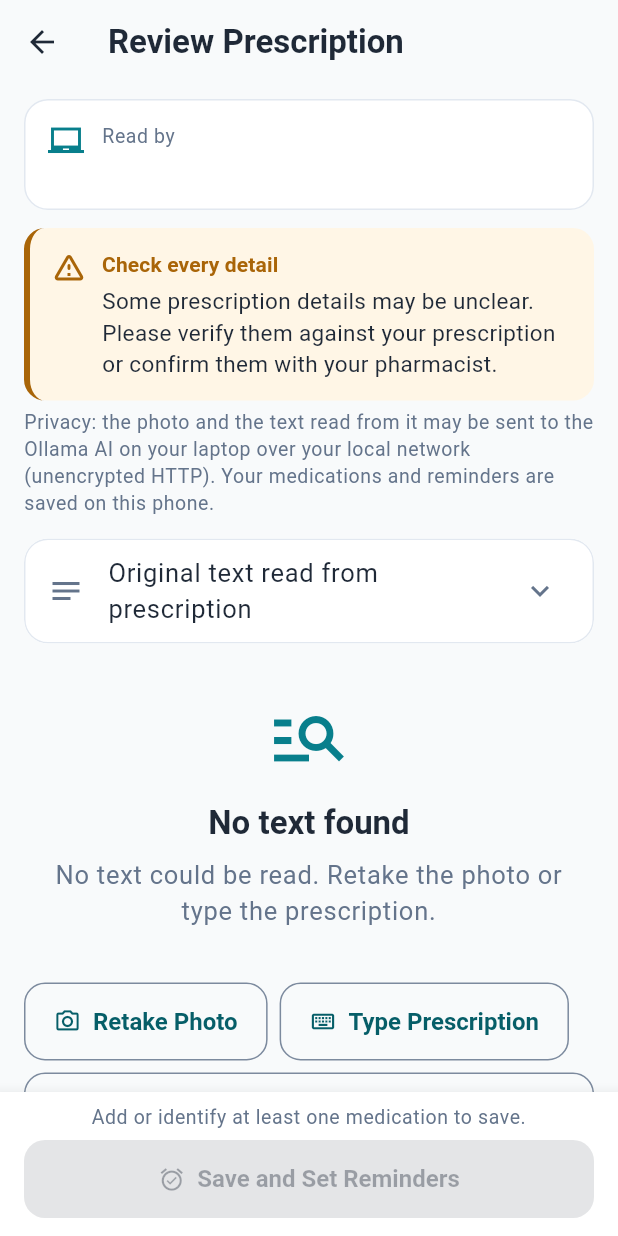
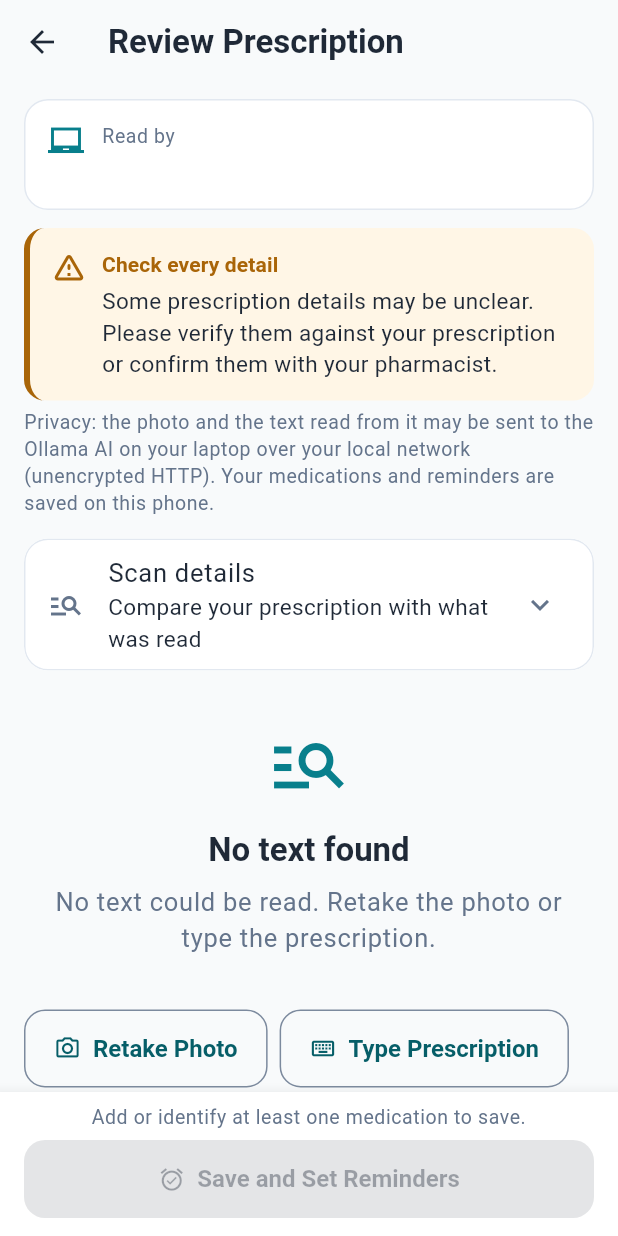
Before and after one commit to danielcanatoy/inom-na, a Flutter app: the ConfirmScreen screen opened directly with empty values, on a phone screen of 412 x 824 dp. Run offline on Flutter 3.47's test engine with Material 3 defaults, Android fonts, the phone set to English and light mode, and no system bars; our stand-ins replace flutter_local_notifications, image_picker, shared_preferences, timezone; missing offline and left inert: google_mlkit_text_recognition; accounts and stored records are empty.

```diff
--- a/lib/main.dart
+++ b/lib/main.dart
@@ -1,6 +1,9 @@
+import 'dart:async';
+
 import 'package:flutter/material.dart';
 
 import 'screens/home_screen.dart';
+import 'services/ocr_probe.dart';
 import 'services/scheduler.dart';
 import 'services/store.dart';
 import 'ui/app_strings.dart';
@@ -11,6 +14,8 @@ Future<void> main() async {
   await Store.init();
   await Scheduler.init();
   runApp(const InomNaApp());
+  // Debug builds only: measures OCR on developer-placed synthetic images.
+  unawaited(OcrProbe.runIfPresent());
 }
 
 class InomNaApp extends StatelessWidget {
--- a/lib/screens/confirm_screen.dart
+++ b/lib/screens/confirm_screen.dart
@@ -1,3 +1,5 @@
+import 'dart:io';
+
 import 'package:flutter/material.dart';
 
 import '../models/medicine.dart';
@@ -18,7 +20,19 @@ enum ScanRetry { photo, type }
 
 /// Every prescription field and the resulting schedule must be reviewed.
 class ConfirmScreen extends StatefulWidget {
-  const ConfirmScreen({super.key, required this.result, required this.rawText});
+  const ConfirmScreen({
+    super.key,
+    required this.result,
+    required this.rawText,
+    this.imagePath,
+    this.ocrRaw,
+  });
+
+  /// The temporary photo from this scan (shown only on this screen).
+  final String? imagePath;
+
+  /// ML Kit's own text order, for comparison with the processed [rawText].
+  final String? ocrRaw;
   final ParseResult result;
   final String rawText;
   @override
@@ -152,6 +166,150 @@ class _ConfirmScreenState extends State<ConfirmScreen> {
 
   bool get _usedLaptopAi => widget.result.source != RxParser.srcOffline;
 
+  bool _showRawOcr = false;
+
+  /// Developer/tester view: the photo, ML Kit's raw text vs. the processed
+  /// (reading-order) text, what was found and what is still missing. Shown
+  /// only here; nothing is logged, uploaded or kept.
+  Widget _scanDetails(TextTheme textTheme) {
+    final image = widget.imagePath == null ? null : File(widget.imagePath!);
+    final hasRaw = widget.ocrRaw != null &&
+        widget.ocrRaw!.trim().isNotEmpty &&
+        widget.ocrRaw!.trim() != widget.rawText.trim();
+    final shown = _showRawOcr && hasRaw ? widget.ocrRaw! : widget.rawText;
+    return Padding(
+      padding: const EdgeInsets.fromLTRB(16, 0, 16, 16),
+      child: Column(crossAxisAlignment: CrossAxisAlignment.start, children: [
+        if (image != null && image.existsSync()) ...[
+          Text('Photo (pinch to zoom)', style: textTheme.bodySmall),
+          const SizedBox(height: 4),
+          ClipRRect(
+            borderRadius: BorderRadius.circular(AppTheme.radius),
+            child: SizedBox(
+              height: 260,
+              width: double.infinity,
+              child: InteractiveViewer(
+                maxScale: 5,
+                child: Image.file(image, fit: BoxFit.contain),
+              ),
+            ),
+          ),
+          const SizedBox(height: 10),
+        ],
+        if (hasRaw) ...[
+          SegmentedButton<bool>(
+            segments: const [
+              ButtonSegment(value: false, label: Text('Processed text')),
+              ButtonSegment(value: true, label: Text('Raw ML Kit text')),
+            ],
+            selected: {_showRawOcr},
+            onSelectionChanged: (v) => setState(() => _showRawOcr = v.first),
+          ),
+          const SizedBox(height: 6),
+          Text(
+              _showRawOcr
+                  ? 'Raw: the order ML Kit returned the text in.'
+                  : 'Processed: lines regrouped in reading order (rows top '
+                      'to bottom, left to right). Used for reading.',
+              style: textTheme.bodySmall),
+        ] else
+          Text('Text that was read', style: textTheme.bodySmall),
+        const SizedBox(height: 6),
+        Container(
+          width: double.infinity,
+          padding: const EdgeInsets.all(12),
+          decoration: BoxDecoration(
+            color: AppColors.background,
+            borderRadius: BorderRadius.circular(AppTheme.radius),
+            border: Border.all(color: AppColors.divider),
+          ),
+          child: SelectableText(shown.trim().isEmpty ? '(none)' : shown),
+        ),
+        if (widget.result.diagnostics != null) ...[
+          const SizedBox(height: 6),
+          Text(widget.result.diagnostics!.summary, style: textTheme.bodySmall),
+        ],
+        const SizedBox(height: 10),
+        Text('What was found', style: textTheme.titleSmall),
+        if (_meds.isEmpty)
+          Text('No medicine identified.', style: textTheme.bodyMedium),
+        for (final m in _meds)
+          Padding(
+            padding: const EdgeInsets.only(top: 4),
+            child: Text(
+                '•  ${'${m.name} ${m.dose}'.trim().isEmpty ? '(no name)' : '${m.name} ${m.dose}'.trim()}: '
+                '${_errors(m).isEmpty ? 'all required fields filled' : '${_errors(m).length} field(s) still to fix'}',
+                style: textTheme.bodyMedium),
+          ),
+        if (_meds.isNotEmpty) ...[
+          const SizedBox(height: 10),
+          TextField(
+            controller: _textCtrl,
+            minLines: 3,
+            maxLines: 10,
+            decoration: const InputDecoration(
+              labelText: 'Correct the text, then read it again',
+              alignLabelWithHint: true,
+            ),
+          ),
+          const SizedBox(height: 8),
+          SizedBox(
+            width: double.infinity,
+            child: OutlinedButton.icon(
+                onPressed: _replaceFromText,
+                icon: const Icon(Icons.refresh),
+                label: const Text('Read Corrected Text')),
+          ),
+        ],
+      ]),
+    );
+  }
+
+  /// Re-reads the corrected text on this phone and replaces the medicines
+  /// from this scan (after confirmation if any were already verified).
+  Future<void> _replaceFromText() async {
+    final result = RxParser.readOnPhone(_textCtrl.text);
+    if (result.meds.isEmpty) {
+      _message('No medicine was identified in the corrected text. Your '
+          'current medicines were kept.');
+      return;
+    }
+    if (_verified.isNotEmpty) {
+      final ok = await showDialog<bool>(
+        context: context,
+        builder: (c) => AlertDialog(
+          title: const Text('Replace the medicines found?'),
+          content: const Text('The medicines on this screen will be replaced '
+              'by the ones read from the corrected text. You will need to '
+              'verify them again.'),
+          actions: [
+            TextButton(
+                onPressed: () => Navigator.pop(c, false),
+                child: const Text(AppStrings.cancel)),
+            FilledButton(
+                onPressed: () => Navigator.pop(c, true),
+                child: const Text('Replace')),
+          ],
+        ),
+      );
+      if (ok != true || !mounted) return;
+    }
+    setState(() {
+      _meds
+        ..clear()
+        ..addAll(result.meds);
+      _verified.clear();
+      _startReviewed.clear();
+      _strengthChecked.clear();
+      _expanded
+        ..clear()
+        ..addAll(result.meds.length == 1 ? {result.meds.single.id} : {});
+      _warnings
+        ..clear()
+        ..addAll(result.warnings);
+    });
+  }
+
   /// Recovery when nothing was identified: keep and show the recognized
   /// text, and offer retake, typing, re-reading and manual entry.
   List<Widget> _noMedicines(TextTheme textTheme) {
@@ -261,17 +419,11 @@ class _ConfirmScreenState extends State<ConfirmScreen> {
           Card(
             clipBehavior: Clip.antiAlias,
             child: ExpansionTile(
-                leading: const Icon(Icons.notes_outlined),
-                title: const Text('Original text read from prescription'),
-                children: [
-                  Padding(
-                      padding: const EdgeInsets.fromLTRB(16, 0, 16, 16),
-                      child: SizedBox(
-                        width: double.infinity,
-                        child: SelectableText(
-                            widget.rawText.isEmpty ? '(none)' : widget.rawText),
-                      )),
-                ]),
+                leading: const Icon(Icons.manage_search),
+                title: const Text('Scan details'),
+                subtitle: const Text('Compare your prescription with what was '
+                    'read'),
+                children: [_scanDetails(textTheme)]),
           ),
           if (_meds.isEmpty) ..._noMedicines(textTheme),
           if (_meds.isNotEmpty)
--- a/lib/services/fallback_parser.dart
+++ b/lib/services/fallback_parser.dart
@@ -106,7 +106,11 @@ class FallbackParser {
           if (nextUnclear.isNotEmpty) unclear.add(dose);
         }
       }
-      if (name != null && name.length >= 3 && !_notName.hasMatch(name)) {
+      // Table column headings such as "Strength" are never medicine names.
+      if (name != null &&
+          name.length >= 3 &&
+          !_notName.hasMatch(name) &&
+          !_headerWord.hasMatch(name)) {
         final negativeDose = match != null &&
             RegExp(r'-\s*\d').hasMatch(line.substring(0, match.end));
         current = _Draft(name, negativeDose ? '-$dose' : dose)
@@ -139,7 +143,9 @@ class FallbackParser {
   /// Words that start header lines, never medicine names.
   static final _headerWord = RegExp(
       r'^(patient|name|date|age|sex|address|doctor|dr|md|clinic|hospital|'
-      r'lic|license|ptr|s2|sample|demo|signature|rx|sig|qty|no|tel|phone)\b',
+      r'lic|license|ptr|s2|sample|demo|signature|rx|sig|qty|no|tel|phone|'
+      r'medicine|medication|strength|dose|dosage|frequency|duration|'
+      r'quantity|instructions|directions|remarks)\b',
       caseSensitive: false);
 
   /// One to three words of letters that could be an (unlisted) medicine name.
@@ -245,6 +251,10 @@ class FallbackParser {
       frequency = frequencies.single;
       times = Medicine.defaultTimes(frequency, bedtime: draft.bedtime);
     }
+    if (draft.unclearAmount) {
+      notes.add('The amount per dose was read from an unclear character '
+          '(for example "I tab"). Check it against the prescription.');
+    }
     if (draft.unclearStrength) {
       notes.add('Some characters in the strength were unclear in the scan '
           'and were read as ${draft.dose}. Check it against the '
@@ -346,6 +356,13 @@ class FallbackParser {
     }
     final stock = _stock.firstMatch(line);
     if (stock != null) draft.stock ??= int.parse(stock.group(1)!);
+    // OCR often reads "1 tab" as "I tab" / "l tab". It is read as 1 and
+    // flagged for review; never applied silently.
+    if (RegExp(r'(?:^|[\s:])[Il|]\s+(?:tabs?|tablets?|caps?|capsules?)\b')
+        .hasMatch(line)) {
+      draft.quantities.add(1);
+      draft.unclearAmount = true;
+    }
     for (final quantity in _qty.allMatches(line)) {
       final value = quantity.group(1)!;
       final parsed =
@@ -413,6 +430,7 @@ class _Draft {
   final String name;
   String dose;
   bool unclearStrength = false;
+  bool unclearAmount = false;
   final Set<int> frequencies = {};
   final Set<int> intervals = {};
   final Set<int> durations = {};
```
Also changed, not shown: lib/screens/home_screen.dart (+13 -3 lines), lib/services/ocr_probe.dart (added, +82 -0 lines), tool/probe_images_test.dart (added, +108 -0 lines), 1 other file.
